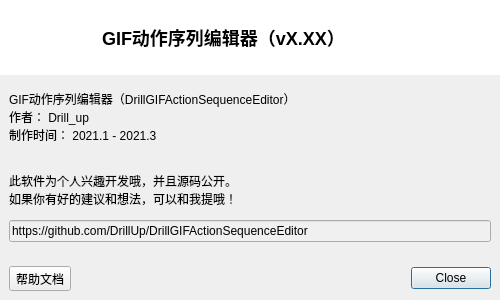
Before: the Qt Designer form DrillGIFActionSequenceEditor/Source/MainModule/about/w_SoftwareAbout.ui in DrillUp/DrillGIFActionSequenceEditor, drawn with Qt 5.
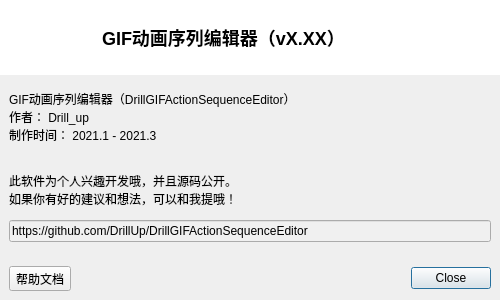
After: the same form once the commit is applied. Icons and pictures are not drawn.

Diff of the .ui file:
```diff
--- a/DrillGIFActionSequenceEditor/Source/MainModule/about/w_SoftwareAbout.ui
+++ b/DrillGIFActionSequenceEditor/Source/MainModule/about/w_SoftwareAbout.ui
@@ -89,7 +89,7 @@
 padding:4px;</string>
         </property>
         <property name="text">
-         <string>GIF动作序列编辑器（vX.XX）</string>
+         <string>GIF动画序列编辑器（vX.XX）</string>
         </property>
        </widget>
       </item>
@@ -173,7 +173,7 @@
          <item>
           <widget class="QLabel" name="label">
            <property name="text">
-            <string>GIF动作序列编辑器（DrillGIFActionSequenceEditor）
+            <string>GIF动画序列编辑器（DrillGIFActionSequenceEditor）
 作者： Drill_up
 制作时间： 2021.1 - 2021.3
 
```
